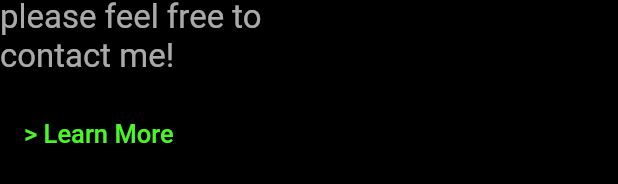
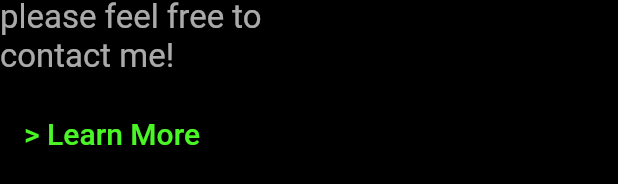
Before and after one commit to silverlightning926/Portfolio, a Flutter app: the HomePage widget shown alone on an empty page, opened directly with empty values, on a phone screen of 412 x 824 dp. Shown: the part 1039-1223 px from the top of the screen. Run offline on Flutter 3.47's test engine with Material 2 defaults, Android fonts, the phone set to English and light mode, and no system bars; our stand-ins replace google_fonts.

Commit message:
Font Size Changes

```diff
--- a/lib/components/HomePage.dart
+++ b/lib/components/HomePage.dart
@@ -52,7 +52,7 @@ class HomePage extends StatelessWidget {
             child: Text(
               "> Learn More",
               style: GoogleFonts.mPlus1Code().copyWith(
-                fontSize: 17,
+                fontSize: 20,
                 color: const Color(0xFF4AF626),
               ),
             ),
--- a/lib/components/NavigationBar/NavBarButton.dart
+++ b/lib/components/NavigationBar/NavBarButton.dart
@@ -27,7 +27,7 @@ class NavBarButton extends StatelessWidget {
       child: Text(
         buttonText,
         style: GoogleFonts.mPlus1Code().copyWith(
-          fontSize: 17,
+          fontSize: 19,
           color: const Color(0xFF4AF626),
         ),
       ),
```
